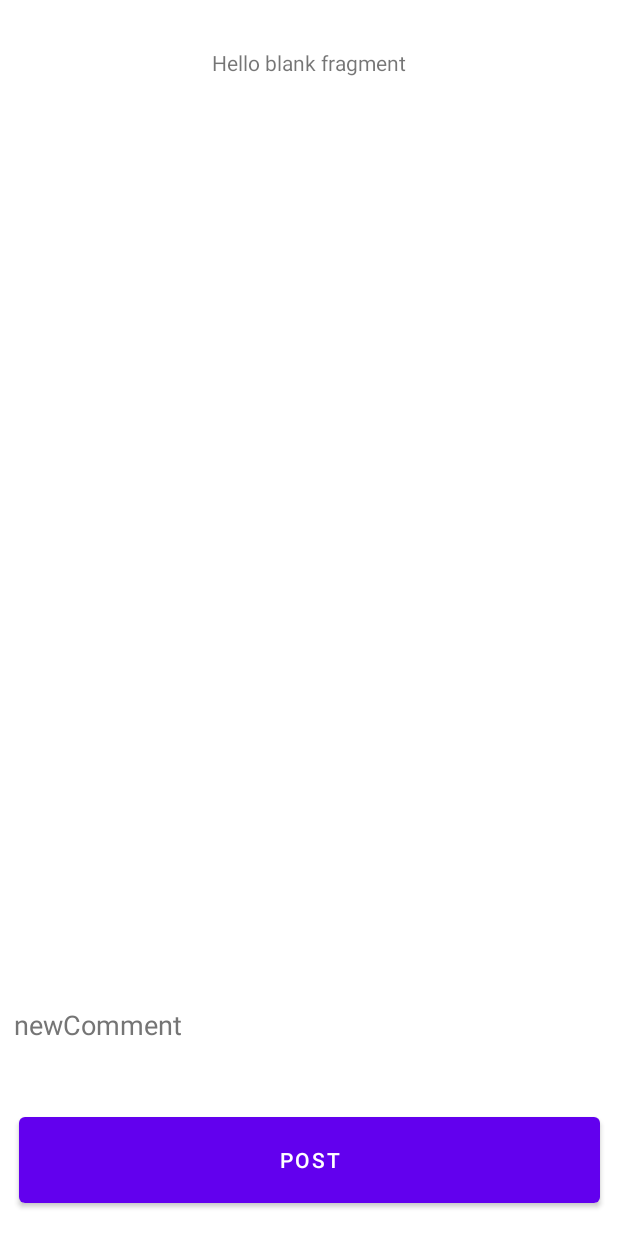
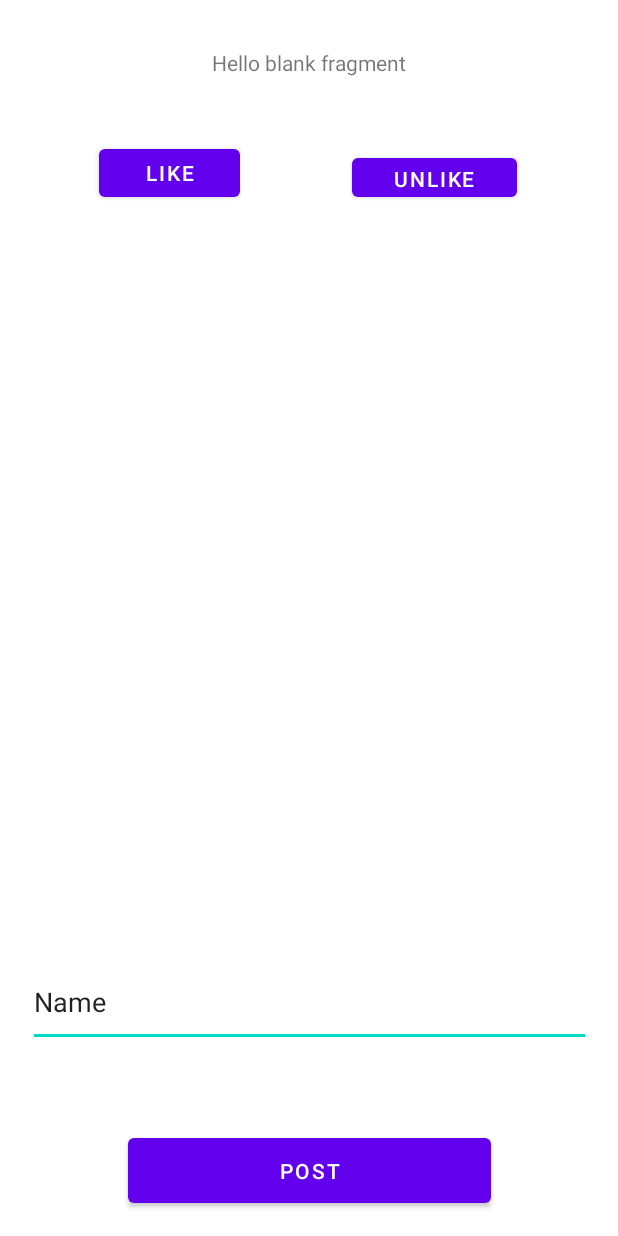
Before and after one commit to youdr728/Android-CourseApp, an Android app: the layout fragment_course.xml on its own in the app's theme, with its tools: preview values and no code run, on a phone screen of 412 x 824 dp. Run offline under Robolectric (Android 15) with nearby library versions, the phone set to English and light mode, and no system bars; network calls fail.

Commit message:
added like course button

```diff
--- a/Courseapp/app/src/main/java/com/example/course_app/CourseFragment.java
+++ b/Courseapp/app/src/main/java/com/example/course_app/CourseFragment.java
@@ -13,6 +13,7 @@ import android.view.View;
 import android.view.ViewGroup;
 import android.widget.ArrayAdapter;
 import android.widget.Button;
+import android.widget.CheckBox;
 import android.widget.EditText;
 import android.widget.ListView;
 import android.widget.TextView;
@@ -59,7 +60,16 @@ public class CourseFragment extends Fragment {
         ListView commentList = view.findViewById(R.id.commentsList);
         ArrayList JsoncommentArray = new ArrayList<>();
         ArrayList commentArray = new ArrayList<String>();
+
+
         Button post_comment = view.findViewById(R.id.post_comment);
+        Button like_course = view.findViewById(R.id.likeCourse);
+        Button unlike_course = view.findViewById(R.id.unlikeCourse);
+
+
+        adapter = new ArrayAdapter<String>(getActivity(),
+                androidx.appcompat.R.layout.support_simple_spinner_dropdown_item,
+                commentArray);
 
 
         JsonObjectRequest jsonObjectRequest = new JsonObjectRequest
@@ -77,9 +87,6 @@ public class CourseFragment extends Fragment {
                     } catch (JSONException e) {
                         e.printStackTrace();
                     }
-                    adapter = new ArrayAdapter<String>(getActivity(),
-                            androidx.appcompat.R.layout.support_simple_spinner_dropdown_item,
-                            commentArray);
                     commentList.setAdapter(adapter);
                     adapter.notifyDataSetChanged();
                 }, error -> Toast.makeText(getContext(), "Response error", Toast.LENGTH_SHORT).show()) {
@@ -109,10 +116,6 @@ public class CourseFragment extends Fragment {
                     } catch (JSONException e) {
                         e.printStackTrace();
                     }
-
-                    adapter = new ArrayAdapter<String>(getActivity(),
-                            androidx.appcompat.R.layout.support_simple_spinner_dropdown_item,
-                            commentArray);
                     commentList.setAdapter(adapter);
                     adapter.notifyDataSetChanged();
                 }, error -> Toast.makeText(getContext(), "Response error", Toast.LENGTH_SHORT).show()) {
@@ -126,11 +129,33 @@ public class CourseFragment extends Fragment {
         };
         requestQueue.add(jsonObjectRequest2);
         comment_tf.setText("");
-            CourseFragment new_course_fragment = new CourseFragment();
-            FragmentTransaction manager = requireActivity().getSupportFragmentManager().beginTransaction();
-            manager.replace(R.id.courseLayout, new_course_fragment).commit();
+
         });
 
+        //FragmentTransaction ft = getFragmentManager().beginTransaction();
+        //ft.detach(CourseFragment.this).attach(CourseFragment.this).commit();
+
+        like_course.setOnClickListener(view1 -> {
+            String course_name = shared_info.getString("current_course_name", null);
+
+            // int counter TODO
+            JsonObjectRequest jsonObjectRequest3 = new JsonObjectRequest
+                    (Request.Method.POST, url+"like_course/" + course_name, null, response -> {
+                        Toast.makeText(requireContext(), "Course Liked!", Toast.LENGTH_SHORT).show();
+                    }, error -> Toast.makeText(getContext(), "Already liked!", Toast.LENGTH_SHORT).show()) {
+                @Override
+                public Map<String, String> getHeaders() {
+                    Map<String, String> headers = new HashMap<String, String>() {
+                    };
+                    headers.put("Authorization", "Bearer " + shared_info.getString("current_user_token", null));
+                    return headers;
+                }
+            };
+            requestQueue.add(jsonObjectRequest3);
+
+
+
+        });
 
         return view;
     }
--- a/Courseapp/app/src/main/res/layout/fragment_course.xml
+++ b/Courseapp/app/src/main/res/layout/fragment_course.xml
@@ -5,7 +5,9 @@
     android:id="@+id/courseLayout"
     android:layout_width="match_parent"
     android:layout_height="match_parent"
-    tools:context=".CourseFragment">
+    android:visibility="visible"
+    tools:context=".CourseFragment"
+    tools:visibility="visible">
 
     <!-- TODO: Update blank fragment layout -->
 
@@ -32,32 +34,54 @@
         app:layout_constraintTop_toBottomOf="@+id/course_info"
         app:layout_constraintVertical_bias="0.094" />
 
-    <EditText
-        android:id="@+id/addComment"
-        android:layout_width="392dp"
-        android:layout_height="51dp"
-        android:ems="10"
-        android:background="@color/cardview_light_background"
-        android:hint="@string/newcomment"
-        android:importantForAutofill="no"
-        android:inputType="textShortMessage"
-        android:minHeight="48dp"
-        android:textColorHint="#757575"
-        app:layout_constraintBottom_toTopOf="@+id/post_comment"
-        app:layout_constraintEnd_toEndOf="parent"
-        app:layout_constraintHorizontal_bias="0.473"
-        app:layout_constraintStart_toStartOf="parent"
-        app:layout_constraintTop_toBottomOf="@+id/commentsList"
-        app:layout_constraintVertical_bias="0.73" />
-
     <Button
         android:id="@+id/post_comment"
-        android:layout_width="387dp"
-        android:layout_height="69dp"
+        android:layout_width="242dp"
+        android:layout_height="55dp"
         android:layout_marginBottom="16dp"
         android:text="Post"
         app:layout_constraintBottom_toBottomOf="parent"
         app:layout_constraintEnd_toEndOf="parent"
         app:layout_constraintStart_toStartOf="parent" />
 
+    <EditText
+        android:id="@+id/addComment"
+        android:layout_width="375dp"
+        android:layout_height="59dp"
+        android:layout_marginTop="13dp"
+        android:layout_marginBottom="6dp"
+        android:ems="10"
+        android:imeOptions="actionSend"
+        android:inputType="textMultiLine"
+        android:text="Name"
+        app:layout_constraintBottom_toTopOf="@+id/post_comment"
+        app:layout_constraintEnd_toEndOf="parent"
+        app:layout_constraintStart_toStartOf="parent"
+        app:layout_constraintTop_toBottomOf="@+id/commentsList" />
+
+    <Button
+        android:id="@+id/likeCourse"
+        android:layout_width="94dp"
+        android:layout_height="44dp"
+        android:text="Like"
+        app:layout_constraintBottom_toTopOf="@+id/commentsList"
+        app:layout_constraintEnd_toEndOf="@+id/course_info"
+        app:layout_constraintHorizontal_bias="0.148"
+        app:layout_constraintStart_toStartOf="@+id/course_info"
+        app:layout_constraintTop_toTopOf="@+id/course_info"
+        app:layout_constraintVertical_bias="1.0" />
+
+    <Button
+        android:id="@+id/unlikeCourse"
+        android:layout_width="110dp"
+        android:layout_height="38dp"
+        android:layout_marginTop="17dp"
+        android:text="Unlike"
+        app:layout_constraintBottom_toTopOf="@+id/commentsList"
+        app:layout_constraintEnd_toEndOf="@+id/course_info"
+        app:layout_constraintHorizontal_bias="0.838"
+        app:layout_constraintStart_toStartOf="@+id/course_info"
+        app:layout_constraintTop_toTopOf="@+id/course_info"
+        app:layout_constraintVertical_bias="1.0" />
+
 </androidx.constraintlayout.widget.ConstraintLayout>
```
